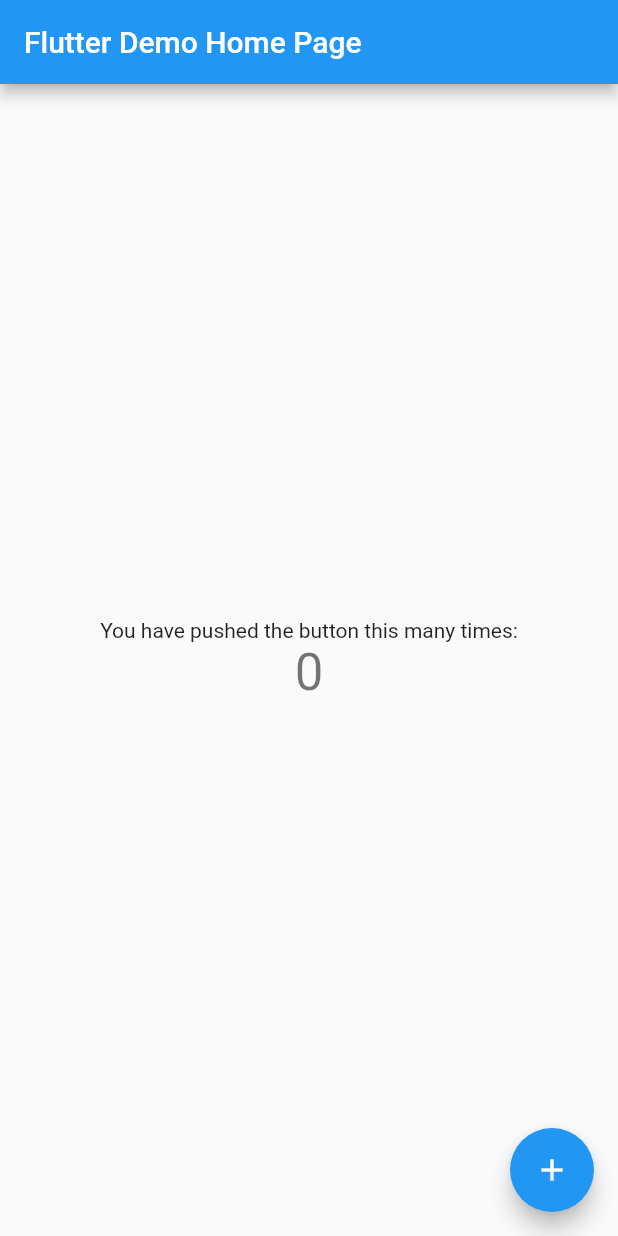
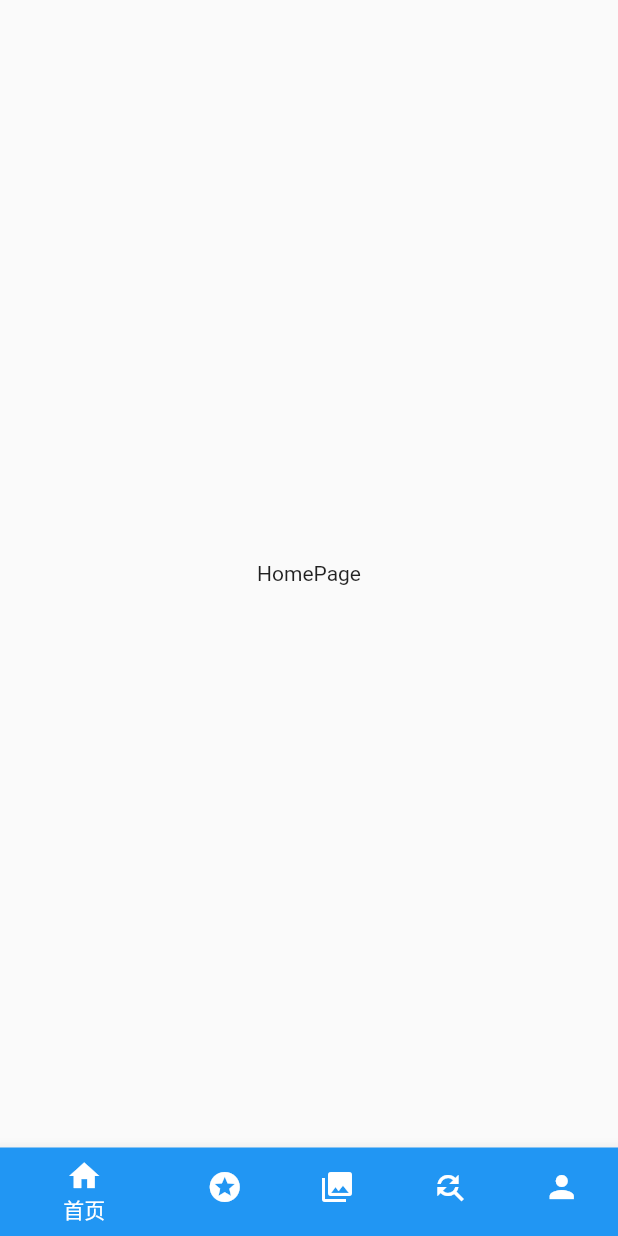
Before and after one commit to ziq358/ZQplayerFlutter, a Flutter app: the screen it shows after launch, on a phone screen of 412 x 824 dp. Run offline on Flutter 3.47's test engine with Material 2 defaults, Android fonts, the light colour scheme and no system bars.

Commit message:
首页 底部导航栏

```diff
--- a/lib/main.dart
+++ b/lib/main.dart
@@ -1,111 +1,19 @@
 import 'package:flutter/material.dart';
+import 'package:zqplayerflutter/route.dart';
 
 void main() => runApp(MyApp());
 
 class MyApp extends StatelessWidget {
-  // This widget is the root of your application.
   @override
   Widget build(BuildContext context) {
     return MaterialApp(
       title: 'Flutter Demo',
       theme: ThemeData(
-        // This is the theme of your application.
-        //
-        // Try running your application with "flutter run". You'll see the
-        // application has a blue toolbar. Then, without quitting the app, try
-        // changing the primarySwatch below to Colors.green and then invoke
-        // "hot reload" (press "r" in the console where you ran "flutter run",
-        // or simply save your changes to "hot reload" in a Flutter IDE).
-        // Notice that the counter didn't reset back to zero; the application
-        // is not restarted.
         primarySwatch: Colors.blue,
       ),
-      home: MyHomePage(title: 'Flutter Demo Home Page'),
+//      home: MainBottomTabPage(),
+//      initialRoute: "/home",
+      routes: routes,
     );
   }
 }
-
-class MyHomePage extends StatefulWidget {
-  MyHomePage({Key key, this.title}) : super(key: key);
-
-  // This widget is the home page of your application. It is stateful, meaning
-  // that it has a State object (defined below) that contains fields that affect
-  // how it looks.
-
-  // This class is the configuration for the state. It holds the values (in this
-  // case the title) provided by the parent (in this case the App widget) and
-  // used by the build method of the State. Fields in a Widget subclass are
-  // always marked "final".
-
-  final String title;
-
-  @override
-  _MyHomePageState createState() => _MyHomePageState();
-}
-
-class _MyHomePageState extends State<MyHomePage> {
-  int _counter = 0;
-
-  void _incrementCounter() {
-    setState(() {
-      // This call to setState tells the Flutter framework that something has
-      // changed in this State, which causes it to rerun the build method below
-      // so that the display can reflect the updated values. If we changed
-      // _counter without calling setState(), then the build method would not be
-      // called again, and so nothing would appear to happen.
-      _counter++;
-    });
-  }
-
-  @override
-  Widget build(BuildContext context) {
-    // This method is rerun every time setState is called, for instance as done
-    // by the _incrementCounter method above.
-    //
-    // The Flutter framework has been optimized to make rerunning build methods
-    // fast, so that you can just rebuild anything that needs updating rather
-    // than having to individually change instances of widgets.
-    return Scaffold(
-      appBar: AppBar(
-        // Here we take the value from the MyHomePage object that was created by
-        // the App.build method, and use it to set our appbar title.
-        title: Text(widget.title),
-      ),
-      body: Center(
-        // Center is a layout widget. It takes a single child and positions it
-        // in the middle of the parent.
-        child: Column(
-          // Column is also a layout widget. It takes a list of children and
-          // arranges them vertically. By default, it sizes itself to fit its
-          // children horizontally, and tries to be as tall as its parent.
-          //
-          // Invoke "debug painting" (press "p" in the console, choose the
-          // "Toggle Debug Paint" action from the Flutter Inspector in Android
-          // Studio, or the "Toggle Debug Paint" command in Visual Studio Code)
-          // to see the wireframe for each widget.
-          //
-          // Column has various properties to control how it sizes itself and
-          // how it positions its children. Here we use mainAxisAlignment to
-          // center the children vertically; the main axis here is the vertical
-          // axis because Columns are vertical (the cross axis would be
-          // horizontal).
-          mainAxisAlignment: MainAxisAlignment.center,
-          children: <Widget>[
-            Text(
-              'You have pushed the button this many times:',
-            ),
-            Text(
-              '$_counter',
-              style: Theme.of(context).textTheme.display1,
-            ),
-          ],
-        ),
-      ),
-      floatingActionButton: FloatingActionButton(
-        onPressed: _incrementCounter,
-        tooltip: 'Increment',
-        child: Icon(Icons.add),
-      ), // This trailing comma makes auto-formatting nicer for build methods.
-    );
-  }
-}
--- /dev/null
+++ b/lib/page/home/HomePage.dart
@@ -0,0 +1,20 @@
+import 'package:flutter/material.dart';
+
+class HomePage extends StatefulWidget {
+  HomePage({Key key}) : super(key: key);
+
+  @override
+  _PageState createState() => _PageState();
+}
+
+class _PageState extends State<HomePage> {
+  @override
+  Widget build(BuildContext context) {
+    return Scaffold(
+      body: Center(
+          child: Text(
+        'HomePage',
+      )),
+    );
+  }
+}
--- /dev/null
+++ b/lib/page/mainbottomtab/MainBottomTabPage.dart
@@ -0,0 +1,83 @@
+import 'package:flutter/material.dart';
+import 'package:zqplayerflutter/page/amusement/AmusementPage.dart';
+import 'package:zqplayerflutter/page/discovery/DiscoveryPage.dart';
+import 'package:zqplayerflutter/page/home/HomePage.dart';
+import 'package:zqplayerflutter/page/mine/MinePage.dart';
+import 'package:zqplayerflutter/page/subscribe/SubscribePage.dart';
+
+class MainBottomTabPage extends StatefulWidget {
+  MainBottomTabPage({Key key}) : super(key: key);
+
+  @override
+  _PageState createState() => _PageState();
+}
+
+class _PageState extends State<MainBottomTabPage> {
+  int currentIndex;
+
+  final pages = [
+    HomePage(),
+    AmusementPage(),
+    SubscribePage(),
+    DiscoveryPage(),
+    MinePage()
+  ];
+
+  @override
+  void initState() {
+    // TODO: implement initState
+    super.initState();
+    currentIndex = 0;
+  }
+
+  @override
+  Widget build(BuildContext context) {
+    return Scaffold(
+      bottomNavigationBar: BottomNavigationBar(
+        items: bottomNavItems,
+        currentIndex: currentIndex,
+        type: BottomNavigationBarType.shifting,
+        onTap: (index) {
+          _changePage(index);
+        },
+      ),
+      body: pages[currentIndex],
+    );
+  }
+
+  void _changePage(int index) {
+    if (index != currentIndex) {
+      setState(() {
+        currentIndex = index;
+      });
+    }
+  }
+
+  final List<BottomNavigationBarItem> bottomNavItems = [
+    BottomNavigationBarItem(
+      backgroundColor: Colors.blue,
+      icon: Icon(Icons.home),
+      title: Text("首页"),
+    ),
+    BottomNavigationBarItem(
+      backgroundColor: Colors.green,
+      icon: Icon(Icons.stars),
+      title: Text("娱乐"),
+    ),
+    BottomNavigationBarItem(
+      backgroundColor: Colors.amber,
+      icon: Icon(Icons.collections),
+      title: Text("订阅"),
+    ),
+    BottomNavigationBarItem(
+      backgroundColor: Colors.red,
+      icon: Icon(Icons.find_replace),
+      title: Text("发现"),
+    ),
+    BottomNavigationBarItem(
+      backgroundColor: Colors.teal,
+      icon: Icon(Icons.person),
+      title: Text("我的"),
+    ),
+  ];
+}
--- /dev/null
+++ b/lib/route.dart
@@ -0,0 +1,8 @@
+import 'package:flutter/material.dart';
+import 'package:zqplayerflutter/page/mainbottomtab/MainBottomTabPage.dart';
+
+const pageMainBottomTab = Navigator.defaultRouteName;
+
+final Map<String, WidgetBuilder> routes = {
+  pageMainBottomTab: (context) => MainBottomTabPage(),
+};
--- a/pubspec.yaml
+++ b/pubspec.yaml
@@ -24,10 +24,14 @@
   # Use with the CupertinoIcons class for iOS style icons.
   cupertino_icons: ^0.1.2
 
+  json_annotation: ^3.0.0
+
 dev_dependencies:
   flutter_test:
     sdk: flutter
-
+  #这两个是dev的，不要放到上面去了哦
+  build_runner: ^1.7.1
+  json_serializable: ^3.2.3
 
 # For information on the generic Dart part of this file, see the
 # following page: https://dart.dev/tools/pub/pubspec
```
Also changed, not shown: lib/page/amusement/AmusementPage.dart (added, +20 -0 lines), lib/page/discovery/DiscoveryPage.dart (added, +20 -0 lines), lib/page/mine/MinePage.dart (added, +20 -0 lines), lib/page/subscribe/SubscribePage.dart (added, +20 -0 lines), pubspec.lock, 2 other files.
